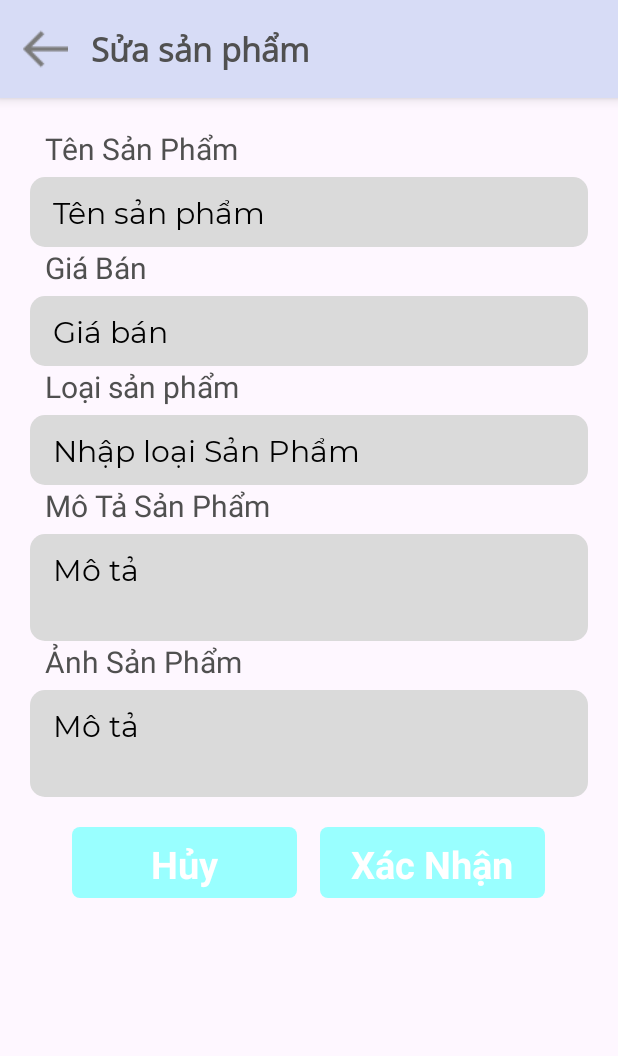
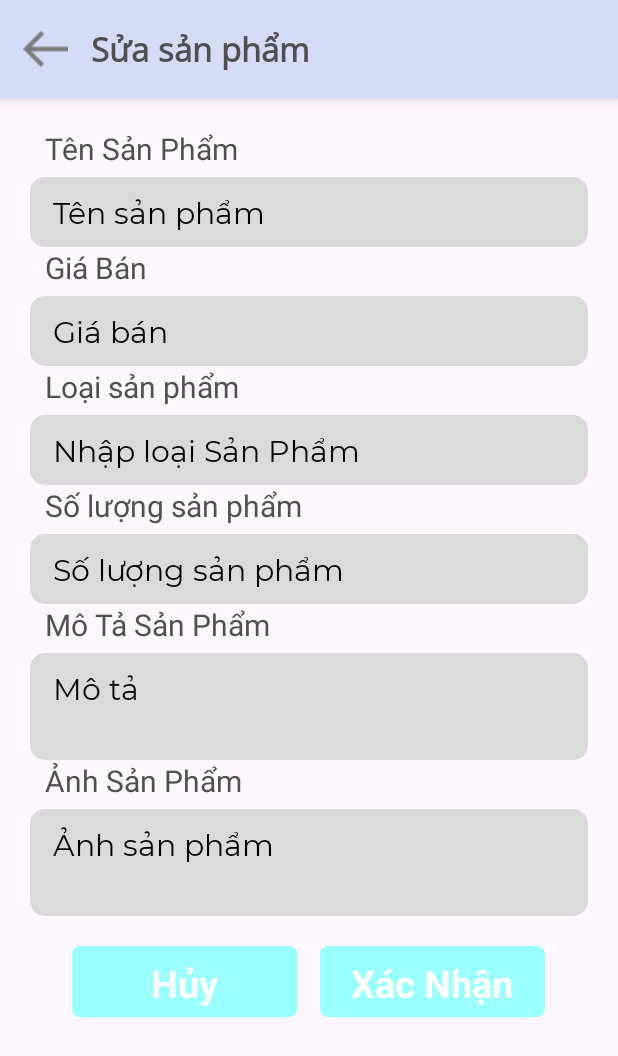
Before and after one commit to quylvph19871/nhom1_quanlybanquano, an Android app: the layout fragment_sua_s_p_frgm.xml on its own in the app's theme, with its tools: preview values and no code run, on a phone screen of 412 x 824 dp. Shown: the top 1056 px of the screen. Run offline under Robolectric (Android 15) with nearby library versions, the phone set to English and light mode, and no system bars.

```diff
--- a/app/src/main/java/com/example/nhom1/DAOModel/DAOGioHang.java
+++ b/app/src/main/java/com/example/nhom1/DAOModel/DAOGioHang.java
@@ -80,7 +80,9 @@ public class DAOGioHang {
         }
     }
 
-//    Check tồn tại SP
+
+
+    //    Check tồn tại SP
     public ArrayList<GioHang> checkValidGioHang(GioHang gioHang){
         ArrayList<GioHang> list = new ArrayList<>();
         Cursor cursor = database.rawQuery("SELECT GioHang.MaGioHang, GioHang.masanpham, SanPham.image, SanPham.tensanpham, GioHang.SoLuong, GioHang.size,GioHang.mau, GioHang.dongia FROM GioHang, SanPham WHERE GioHang.MaSanPham = SanPham.MaSanPham AND SanPham.MaSanPham = ? AND GioHang.size = ?", new String[]{String.valueOf(gioHang.getMaSanPham()), gioHang.getSize()});
--- a/app/src/main/java/com/example/nhom1/Fragment/ChiTietSPFrgm.java
+++ b/app/src/main/java/com/example/nhom1/Fragment/ChiTietSPFrgm.java
@@ -157,6 +157,7 @@ public class ChiTietSPFrgm extends Fragment {
         btnSoLuongTang.setOnClickListener(new View.OnClickListener() {
             @Override
             public void onClick(View v) {
+
                 soLuong++;
                 if (soLuong < 10){
                     txtChiTietSL.setText("0" + soLuong);
--- a/app/src/main/java/com/example/nhom1/Fragment/ChiTietSPSuaFrgm.java
+++ b/app/src/main/java/com/example/nhom1/Fragment/ChiTietSPSuaFrgm.java
@@ -1,5 +1,6 @@
 package com.example.nhom1.Fragment;
 
+import android.annotation.SuppressLint;
 import android.app.Dialog;
 
 import android.graphics.Color;
@@ -38,7 +39,7 @@ ChiTietSPSuaFrgm extends Fragment implements View.OnClickListener {
     public ChiTietSPSuaFrgm(SanPham sanPham) {
         this.sanPham = sanPham;
     }
-
+    @SuppressLint("MissingInflatedId")
     @Override
     public View onCreateView(LayoutInflater inflater, ViewGroup container,
                              Bundle savedInstanceState) {
@@ -48,6 +49,7 @@ ChiTietSPSuaFrgm extends Fragment implements View.OnClickListener {
         TextView txtCTSPSuaGiaSP = view.findViewById(R.id.txtCTSPSuaGiaSP);
         TextView txtCTSPSuaLoaiSP = view.findViewById(R.id.txtCTSPSuaLoaiSP);
         TextView txtCTSPSuaMoTaSP = view.findViewById(R.id.txtCTSPSuaMoTaSP);
+        TextView txtCTSPSuaSluongSP = view.findViewById(R.id.txtCTSPSoLuongSP);
         AppCompatButton btnCTSPSuaSua = view.findViewById(R.id.btnCTSPSuaSua);
         AppCompatButton btnCTSPSuaXoa = view.findViewById(R.id.btnCTSPSuaXoa);
         ImageView img1 = view.findViewById(R.id.img_SP);
@@ -67,7 +69,7 @@ ChiTietSPSuaFrgm extends Fragment implements View.OnClickListener {
         txtCTSPSuaLoaiSP.setText("Loại sản phẩm: " + tenLSP);
         txtCTSPSuaMoTaSP.setText(sanPham.getMota());
 
-
+        txtCTSPSuaSluongSP.setText("Số lượng: "+sanPham.getSoLuongSP()+"");
 
         Picasso.get().load(sanPham.getImage()).into(img1);
 
--- a/app/src/main/java/com/example/nhom1/database/DbHelper.java
+++ b/app/src/main/java/com/example/nhom1/database/DbHelper.java
@@ -31,7 +31,7 @@ public class DbHelper extends SQLiteOpenHelper {
                 "TenSanPham TEXT,\n" +
                 "Price double,\n" +
                 "MaLoai INTEGER REFERENCES THELOAI(maLoai),\n" +
-                "MoTa TEXT\n" +
+                "MoTa TEXT,\n" +"SoLuongSP INTEGER\n"+
 
                 ");");
         db.execSQL(createTableSanPham);
--- a/app/src/main/res/layout/fragment_sua_s_p_frgm.xml
+++ b/app/src/main/res/layout/fragment_sua_s_p_frgm.xml
@@ -121,7 +121,30 @@
                     />
 
             </LinearLayout>
+            <LinearLayout
+                android:layout_width="match_parent"
+                android:layout_height="wrap_content"
+                android:orientation="vertical"
+                >
 
+                <TextView
+                    style="@style/edt_Label"
+                    android:text="Số lượng sản phẩm "
+                    android:textColor="@color/text"
+                    android:layout_marginLeft="10dp"
+                    />
+
+                <EditText
+                    android:id="@+id/update_soLuongSP"
+                    style="@style/edt_TextBox2"
+                    android:hint="Số lượng sản phẩm"
+                    android:maxLength="7"
+                    android:inputType="number"
+                    android:layout_marginTop="5dp"
+                    android:textColorHint="@color/black"
+                    />
+
+            </LinearLayout>
             <LinearLayout
                 android:layout_width="match_parent"
                 android:layout_height="wrap_content"
@@ -164,7 +187,7 @@
                 <EditText
                     android:id="@+id/update_anh"
                     style="@style/edt_TextBox2"
-                    android:hint="Mô tả"
+                    android:hint="Ảnh sản phẩm"
                     android:layout_marginTop="5dp"
                     android:textColorHint="@color/black"
                     android:lines="2"
```
Also changed, not shown: app/src/main/java/com/example/nhom1/Adapter/AdapterGioHang.java (+10 -5 lines), app/src/main/java/com/example/nhom1/Adapter/AdapterHome.java (+9 -0 lines), app/src/main/java/com/example/nhom1/Adapter/AdapterSanPham.java (+19 -1 lines), app/src/main/java/com/example/nhom1/DAOModel/DAOSanPham.java (+35 -7 lines), app/src/main/java/com/example/nhom1/Fragment/StoreFrgm.java (+10 -0 lines), app/src/main/java/com/example/nhom1/Fragment/SuaSPFrgm.java (+19 -8 lines), app/src/main/java/com/example/nhom1/Fragment/ThemSPFrgm.java (+13 -4 lines), app/src/main/java/com/example/nhom1/Model/SanPham.java (+11 -3 lines), app/src/main/res/layout/fragment_chi_tiet_s_p_sua_frgm.xml (+7 -1 lines), app/src/main/res/layout/fragment_them_s_p_frgm.xml (+23 -0 lines).
